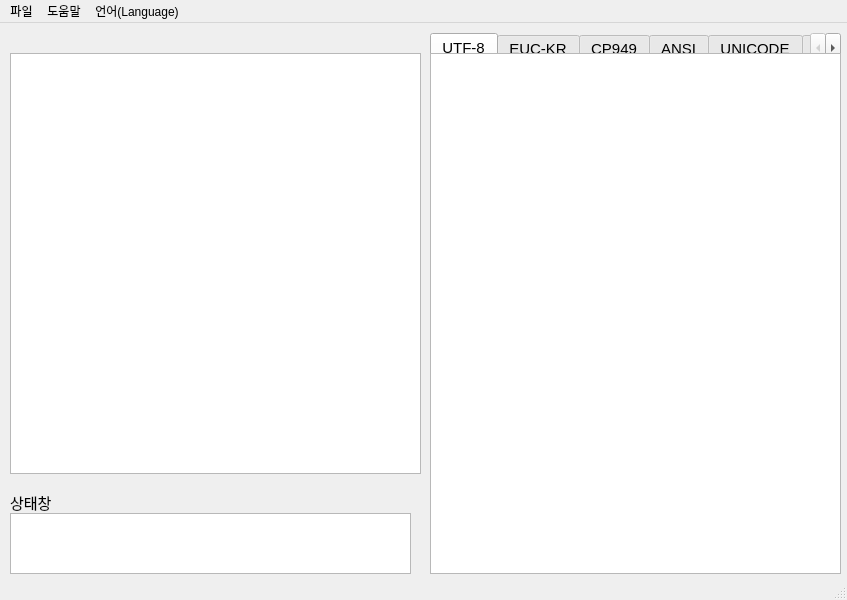
This is memoreader/memoreaderui.ui in kwonyohan/kwon as Qt 5 draws it before an edit. The edited form follows.
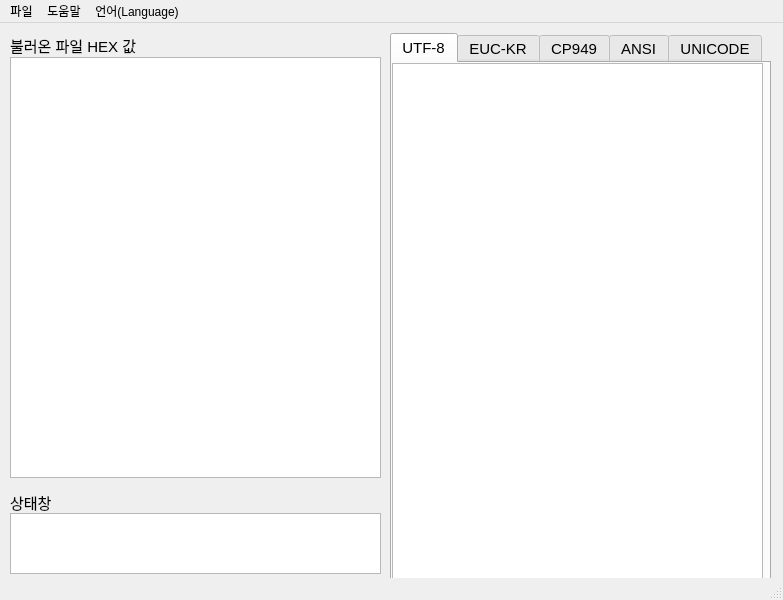
This is the edited form.

Diff of the .ui file:
```diff
--- a/memoreader/memoreaderui.ui
+++ b/memoreader/memoreaderui.ui
@@ -6,7 +6,7 @@
    <rect>
     <x>0</x>
     <y>0</y>
-    <width>847</width>
+    <width>783</width>
     <height>600</height>
    </rect>
   </property>
@@ -19,7 +19,7 @@
      <rect>
       <x>10</x>
       <y>490</y>
-      <width>401</width>
+      <width>371</width>
       <height>61</height>
      </rect>
     </property>
@@ -47,10 +47,10 @@
    <widget class="QTabWidget" name="tabWidget">
     <property name="geometry">
      <rect>
-      <x>430</x>
+      <x>390</x>
       <y>10</y>
-      <width>411</width>
-      <height>21</height>
+      <width>381</width>
+      <height>551</height>
      </rect>
     </property>
     <property name="font">
@@ -85,6 +85,28 @@
      <attribute name="title">
       <string>UTF-8</string>
      </attribute>
+     <widget class="QTextBrowser" name="textviewer_utp8">
+      <property name="geometry">
+       <rect>
+        <x>0</x>
+        <y>0</y>
+        <width>371</width>
+        <height>521</height>
+       </rect>
+      </property>
+      <property name="minimumSize">
+       <size>
+        <width>371</width>
+        <height>0</height>
+       </size>
+      </property>
+      <property name="maximumSize">
+       <size>
+        <width>371</width>
+        <height>16777215</height>
+       </size>
+      </property>
+     </widget>
     </widget>
     <widget class="QWidget" name="euckr">
      <attribute name="title">
@@ -105,32 +127,59 @@
      <attribute name="title">
       <string>UNICODE</string>
      </attribute>
-    </widget>
-    <widget class="QWidget" name="hex">
-     <attribute name="title">
-      <string>HEX</string>
-     </attribute>
+     <widget class="QTextBrowser" name="textviewer_unicode">
+      <property name="geometry">
+       <rect>
+        <x>0</x>
+        <y>0</y>
+        <width>371</width>
+        <height>521</height>
+       </rect>
+      </property>
+      <property name="minimumSize">
+       <size>
+        <width>371</width>
+        <height>0</height>
+       </size>
+      </property>
+      <property name="maximumSize">
+       <size>
+        <width>371</width>
+        <height>16777215</height>
+       </size>
+      </property>
+     </widget>
     </widget>
    </widget>
    <widget class="QTextBrowser" name="hexview">
     <property name="geometry">
      <rect>
       <x>10</x>
-      <y>30</y>
-      <width>411</width>
+      <y>34</y>
+      <width>371</width>
       <height>421</height>
      </rect>
     </property>
    </widget>
-   <widget class="QTextBrowser" name="textviewer">
+   <widget class="QLabel" name="console_label_2">
     <property name="geometry">
      <rect>
-      <x>430</x>
-      <y>30</y>
-      <width>411</width>
-      <height>521</height>
+      <x>10</x>
+      <y>13</y>
+      <width>141</width>
+      <height>18</height>
      </rect>
     </property>
+    <property name="font">
+     <font>
+      <pointsize>11</pointsize>
+      <weight>50</weight>
+      <bold>false</bold>
+     </font>
+    </property>
+    <property name="text">
+     <string>불러온 파일 HEX 값</string>
+    </property>
    </widget>
    <zorder>tabWidget</zorder>
    <zorder>console</zorder>
@@ -143,7 +192,7 @@
     <rect>
      <x>0</x>
      <y>0</y>
-     <width>847</width>
+     <width>783</width>
      <height>21</height>
     </rect>
    </property>
```
Left out of the diff: 68 changed lines with no effect on the pictures.
